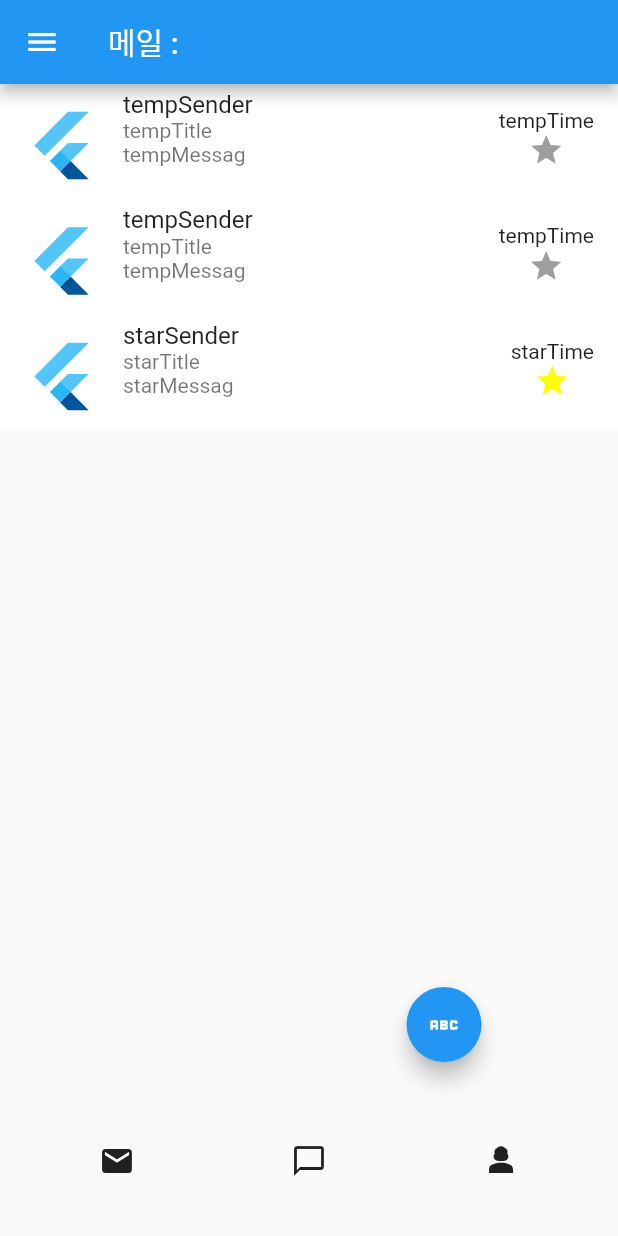
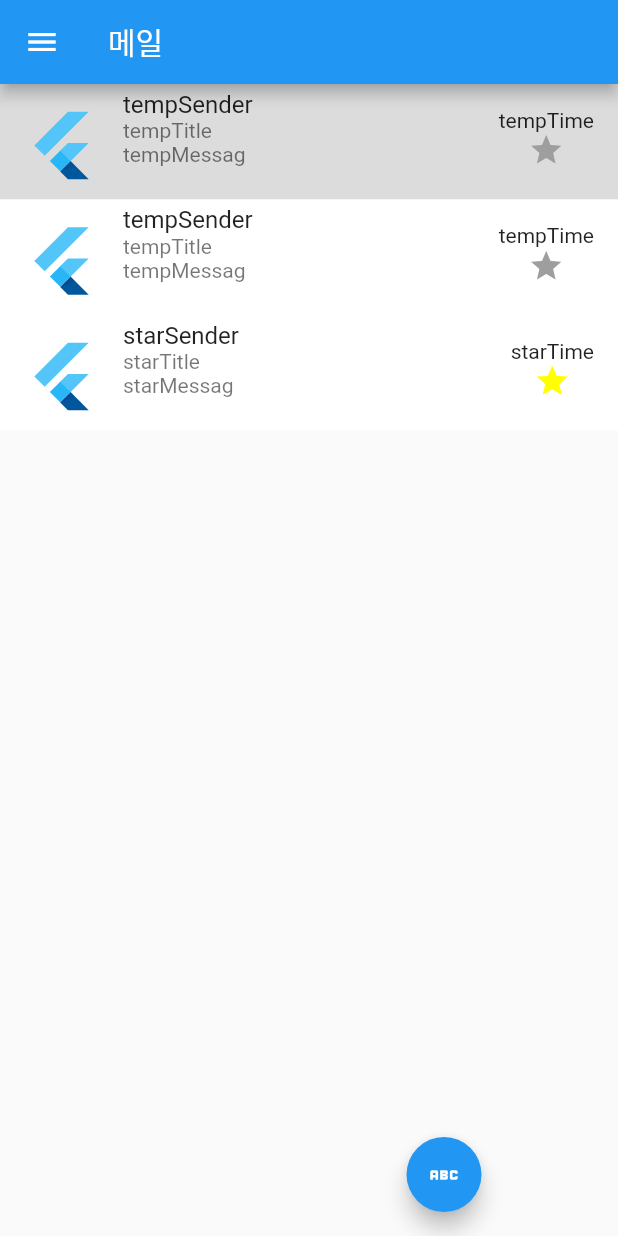
Before and after one commit to AnSuHan/HCI, a Flutter app: the screen it shows after launch, on a phone screen of 412 x 824 dp. Run offline on Flutter 3.47's test engine with Material 2 defaults, Android fonts, the phone set to English and light mode, and no system bars; our stand-ins replace google_fonts, shared_preferences; missing offline and left inert: dart:html.

Commit message:
Mail read Status

```diff
--- a/project/lib/ChatScene.dart
+++ b/project/lib/ChatScene.dart
@@ -14,10 +14,10 @@ class ChatScene extends StatelessWidget {
 
     var items = [Mail("tempSender",
         "tempTitle",
-        "tempMessage", "tempTime", false, "받은편지함"),
+        "tempMessage", "tempTime", false, "받은편지함", false),
       Mail("tempSender",
           "tempTitle",
-          "tempMessage", "tempTime", false, "받은편지함")];
+          "tempMessage", "tempTime", false, "받은편지함", false)];
 
     return MaterialApp(
         title: 'Flutter Demo',
--- a/project/lib/JsonParsing.dart
+++ b/project/lib/JsonParsing.dart
@@ -51,8 +51,9 @@ class JsonParsing {
       var time = myList[0]["time"].toString();
       var isStar = myList[0]["isStar"] as bool;
       var label = myList[0]["label"].toString();
+      var isRead = myList[0]["isRead"] as bool;
 
-      var temp = Mail(sender, title, message, time, isStar, label);
+      var temp = Mail(sender, title, message, time, isStar, label, isRead);
 
       mailObj.add(temp);
     }
--- a/project/lib/Mail.dart
+++ b/project/lib/Mail.dart
@@ -5,8 +5,9 @@ class Mail {
   var time = "";
   var isStar = false;
   var label = "";
+  var isRead = false;
 
-  Mail(this.sender, this.title, this.message, this.time, this.isStar, this.label);
+  Mail(this.sender, this.title, this.message, this.time, this.isStar, this.label, this.isRead);
 
   Map<String, dynamic> toJson() {
     return {
@@ -15,7 +16,8 @@ class Mail {
       'message': message,
       'time': time,
       'isStar': isStar,
-      'label' : label
+      'label' : label,
+      'isRead' : isRead
     };
   }
 }
--- a/project/lib/MailScene.dart
+++ b/project/lib/MailScene.dart
@@ -14,23 +14,23 @@ import 'MailSceneStateful.dart';
 class MailScene extends State<MailSceneStateful> with RouteAware {
   static var mails = [Mail("tempSender",
       "tempTitle",
-      "tempMessage", "tempTime", false, "받은편지함"),
+      "tempMessage", "tempTime", false, "받은편지함", true),
     Mail("tempSender",
         "tempTitle",
-        "tempMessage", "tempTime", false, "받은편지함"),
+        "tempMessage", "tempTime", false, "받은편지함", false),
     Mail("starSender",
         "starTitle",
-        "starMessage", "starTime", true, "별표편지함")];
+        "starMessage", "starTime", true, "별표편지함", false)];
   /*
   static var mails = [Mail("LoadingSender",
       "LoadingTitle",
       "LoadingMessage", "LoadingTime", false, "받은편지함")];
    */
 
-  static var changes = Mail("", "", "", "", false, "");
+  static var changes = Mail("", "", "", "", false, "", false);
   var nowLabel = "";
   static var inMailNum = -1;
-  static var newData = Mail("", "", "", "", false, "");
+  static var newData = Mail("", "", "", "", false, "", false);
 
   List<Mail> items = [];
   Future<List<Mail>> getFutureData() async {
@@ -58,29 +58,25 @@ class MailScene extends State<MailSceneStateful> with RouteAware {
         mails[inMailNum].isStar = changes.isStar;
 
         //변경 사항이 있을 때
-        if(changes != Mail("", "", "", "", false, "")) {
+        if(changes != Mail("", "", "", "", false, "", false)) {
 
         }
       }
-      changes = Mail("", "", "", "", false, "");
+      changes = Mail("", "", "", "", false, "", false);
       items = setLabel(nowLabel, mails);
       debugPrint("len : ${items.length}");
     });
 
-    /*
-    //index out of range: index should be less than 3:3
-    debugPrint("staTic : ${MailWrite.newMail}");
-    if(MailWrite.newMail != null) {
-      setState(() {
-        mails.add(MailWrite.newMail);
-      });
-    }
-     */
-
     listview = getListView();
 
 
-    var appbar = !isSelect ? AppBar(title: Text('메일 : $nowLabel'))
+    var appbar = !isSelect ? AppBar(title: Row(
+      children: [
+        Text("메일"),
+        Text((nowLabel == "") ? "" : " : "),
+        Text(nowLabel)
+      ],
+    ))  //Text('메일 : $nowLabel')
         : AppBar(title: IconButton(onPressed: () {
                           setState(() {
                             isSelect = false;
@@ -157,6 +153,7 @@ class MailScene extends State<MailSceneStateful> with RouteAware {
           ),
           body: listview,
 
+          /*
           bottomNavigationBar: SizedBox(
             height: 100,
             width: 200,
@@ -205,7 +202,7 @@ class MailScene extends State<MailSceneStateful> with RouteAware {
                   onTap: () {
                     addMail(Mail("tempSender",
                         "tempTitle",
-                        "tempMessage", "tempTime", false, "받은편지함"));
+                        "tempMessage", "tempTime", false, "받은편지함", false));
                     //changeLabel("별표편지함");
                   },
                   child: const SizedBox(
@@ -217,6 +214,7 @@ class MailScene extends State<MailSceneStateful> with RouteAware {
               ],
             ),
           ),
+          */
         )
     );
   }
@@ -250,18 +248,6 @@ class MailScene extends State<MailSceneStateful> with RouteAware {
     //newData = mail;
     debugPrint("static mails : ${mails.toList()}");
   }
-  static void addMailWithNewData(input) {
-    newData = input;
-  }
-  bool setStateForStatic() {
-    if(newData != Mail("", "", "", "", false, "")) {
-      setState(() {
-        mails.add(newData);
-        mailsColor.add(Colors.white);
-      });
-    }
-    return true;
-  }
   void changeLabel(String newLabel) {
     setState(() {
       nowLabel = newLabel;
@@ -276,7 +262,7 @@ class MailScene extends State<MailSceneStateful> with RouteAware {
         mails[inMailNum].isStar = changes.isStar;
 
         //변경 사항이 있을 때
-        if(changes != Mail("", "", "", "", false, "")) {
+        if(changes != Mail("", "", "", "", false, "", false)) {
 
         }
       }
@@ -319,7 +305,7 @@ class MailScene extends State<MailSceneStateful> with RouteAware {
     if(newData.sender != "") {
       setState(() {
         localItems.add(newData);
-        newData = Mail("", "", "", "", false, "");
+        newData = Mail("", "", "", "", false, "", false);
         //개수는 늘어남
         debugPrint("getListView-mails : ${mails.toList()}");
       });
@@ -339,6 +325,7 @@ class MailScene extends State<MailSceneStateful> with RouteAware {
                   setState(() {
                     isSelect = false;
                   });
+                  mails[inMailNum].isRead = true;
                   Navigator.push(
                       context,
                       MaterialPageRoute(builder: (context) => const MailInnerSceneStateful())
@@ -365,7 +352,7 @@ class MailScene extends State<MailSceneStateful> with RouteAware {
                 });
               },
               child: Container(
-                color: !isSelect ? (mailsColor[index] = Colors.white) : mailsColor[index],
+                color: !isSelect ? (!localItems[index].isRead ? mailsColor[index] = Colors.white : mailsColor[index] = Colors.black12) : mailsColor[index],
                 child: ListTile(
                   leading: const FlutterLogo(size: 50.0),
                   title: Text(localItems[index].sender),
```
Also changed, not shown: project/lib/MailInnerScene.dart (+8 -1 lines), project/lib/MailWrite.dart (+6 -36 lines).
